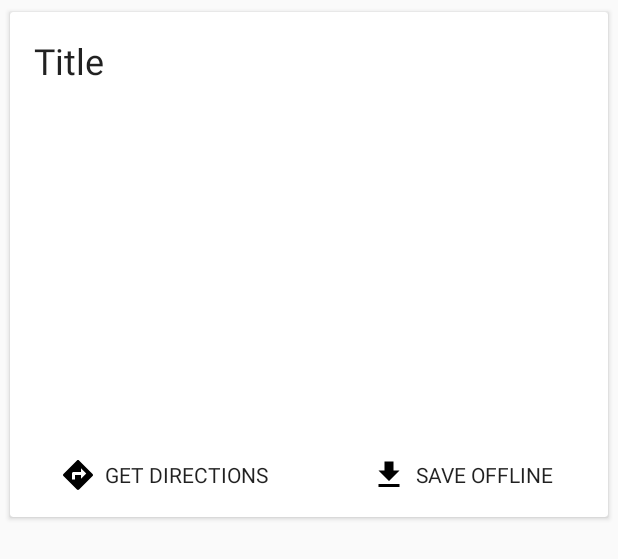
After one commit to TheAndroidMaster/TrailMapper, an Android app: the layout item_map.xml on its own in the app's theme, with its tools: preview values and no code run, on a phone screen of 412 x 824 dp. The commit adds this screen. Shown: the top 559 px of the screen. Run offline under Robolectric (Android 15) with nearby library versions, the phone set to English and light mode, and no system bars.

Commit message:
added items to the explore section

```diff
--- a/app/build.gradle
+++ b/app/build.gradle
@@ -10,6 +10,7 @@ android {
         versionCode 1
         versionName "1.0"
         testInstrumentationRunner "android.support.test.runner.AndroidJUnitRunner"
+        vectorDrawables.useSupportLibrary = true
     }
     buildTypes {
         release {
@@ -24,8 +25,11 @@ dependencies {
     androidTestCompile('com.android.support.test.espresso:espresso-core:2.2.2', {
         exclude group: 'com.android.support', module: 'support-annotations'
     })
+
     compile 'com.android.support:appcompat-v7:25.0.0'
     compile 'com.android.support:design:25.0.0'
+    compile 'com.android.support:cardview-v7:25.0.0'
+
     compile 'com.github.bumptech.glide:glide:3.7.0'
     compile 'com.google.android.gms:play-services-maps:9.8.0'
     compile 'com.jakewharton:butterknife:8.4.0'
--- /dev/null
+++ b/app/src/main/java/james/trailmapper/views/RatioImageView.java
@@ -0,0 +1,29 @@
+package james.trailmapper.views;
+
+import android.content.Context;
+import android.support.v7.widget.AppCompatImageView;
+import android.util.AttributeSet;
+
+public class RatioImageView extends AppCompatImageView {
+
+    public RatioImageView(Context context) {
+        super(context);
+    }
+
+    public RatioImageView(Context context, AttributeSet attrs) {
+        super(context, attrs);
+    }
+
+    public RatioImageView(Context context, AttributeSet attrs, int defStyle) {
+        super(context, attrs, defStyle);
+    }
+
+    @Override
+    protected void onMeasure(int widthMeasureSpec, int heightMeasureSpec) {
+        super.onMeasure(widthMeasureSpec, heightMeasureSpec);
+
+        int height = (int) (getMeasuredWidth() * 0.5625);
+        setMeasuredDimension(getMeasuredWidth(), height);
+    }
+
+}
--- /dev/null
+++ b/app/src/main/res/drawable/ic_directions.xml
@@ -0,0 +1,9 @@
+<vector xmlns:android="http://schemas.android.com/apk/res/android"
+    android:width="24dp"
+    android:height="24dp"
+    android:viewportWidth="24.0"
+    android:viewportHeight="24.0">
+    <path
+        android:fillColor="#FF000000"
+        android:pathData="M21.71,11.29l-9,-9c-0.39,-0.39 -1.02,-0.39 -1.41,0l-9,9c-0.39,0.39 -0.39,1.02 0,1.41l9,9c0.39,0.39 1.02,0.39 1.41,0l9,-9c0.39,-0.38 0.39,-1.01 0,-1.41zM14,14.5V12h-4v3H8v-4c0,-0.55 0.45,-1 1,-1h5V7.5l3.5,3.5 -3.5,3.5z" />
+</vector>
--- /dev/null
+++ b/app/src/main/res/drawable/ic_download.xml
@@ -0,0 +1,9 @@
+<vector xmlns:android="http://schemas.android.com/apk/res/android"
+    android:width="24dp"
+    android:height="24dp"
+    android:viewportWidth="24.0"
+    android:viewportHeight="24.0">
+    <path
+        android:fillColor="#FF000000"
+        android:pathData="M19,9h-4V3H9v6H5l7,7 7,-7zM5,18v2h14v-2H5z" />
+</vector>
--- /dev/null
+++ b/app/src/main/res/layout/item_map.xml
@@ -0,0 +1,100 @@
+<?xml version="1.0" encoding="utf-8"?>
+<FrameLayout xmlns:android="http://schemas.android.com/apk/res/android"
+    xmlns:app="http://schemas.android.com/apk/res-auto"
+    android:layout_width="match_parent"
+    android:layout_height="wrap_content">
+
+    <android.support.v7.widget.CardView
+        android:layout_width="match_parent"
+        android:layout_height="wrap_content"
+        android:layout_margin="4dp"
+        app:cardUseCompatPadding="true">
+
+        <LinearLayout
+            android:layout_width="match_parent"
+            android:layout_height="wrap_content"
+            android:orientation="vertical">
+
+            <TextView
+                android:id="@+id/title"
+                android:layout_width="match_parent"
+                android:layout_height="wrap_content"
+                android:paddingBottom="8dp"
+                android:paddingLeft="16dp"
+                android:paddingRight="16dp"
+                android:paddingTop="16dp"
+                android:text="@string/title"
+                android:textColor="?android:textColorPrimary"
+                android:textSize="24sp" />
+
+            <james.trailmapper.views.RatioImageView
+                android:id="@+id/image"
+                android:layout_width="match_parent"
+                android:layout_height="wrap_content"
+                android:scaleType="centerCrop" />
+
+            <LinearLayout
+                android:layout_width="match_parent"
+                android:layout_height="56dp"
+                android:baselineAligned="false"
+                android:orientation="horizontal">
+
+                <LinearLayout
+                    android:id="@+id/action_directions"
+                    android:layout_width="0dp"
+                    android:layout_height="match_parent"
+                    android:layout_weight="1"
+                    android:background="?attr/selectableItemBackground"
+                    android:gravity="center"
+                    android:orientation="horizontal"
+                    android:padding="4dp">
+
+                    <android.support.v7.widget.AppCompatImageView
+                        android:layout_width="36dp"
+                        android:layout_height="36dp"
+                        android:scaleType="center"
+                        app:srcCompat="@drawable/ic_directions" />
+
+                    <TextView
+                        android:layout_width="wrap_content"
+                        android:layout_height="wrap_content"
+                        android:text="@string/action_get_directions"
+                        android:textAllCaps="true"
+                        android:textColor="?android:textColorPrimary"
+                        android:textSize="14sp" />
+
+                </LinearLayout>
+
+                <LinearLayout
+                    android:id="@+id/action_save"
+                    android:layout_width="0dp"
+                    android:layout_height="match_parent"
+                    android:layout_weight="1"
+                    android:background="?attr/selectableItemBackground"
+                    android:gravity="center"
+                    android:orientation="horizontal"
+                    android:padding="4dp">
+
+                    <android.support.v7.widget.AppCompatImageView
+                        android:layout_width="36dp"
+                        android:layout_height="36dp"
+                        android:scaleType="center"
+                        app:srcCompat="@drawable/ic_download" />
+
+                    <TextView
+                        android:layout_width="wrap_content"
+                        android:layout_height="wrap_content"
+                        android:text="@string/action_save"
+                        android:textAllCaps="true"
+                        android:textColor="?android:textColorPrimary"
+                        android:textSize="14sp" />
+
+                </LinearLayout>
+
+            </LinearLayout>
+
+        </LinearLayout>
+
+    </android.support.v7.widget.CardView>
+
+</FrameLayout>
--- a/app/src/main/res/values/strings.xml
+++ b/app/src/main/res/values/strings.xml
@@ -6,4 +6,8 @@
     <string name="title_activity_maps">Map</string>
     <string name="prompt_click">Click to view…</string>
     <string name="msg_getting_location">Searching for location…</string>
+    <string name="title">Title</string>
+    <string name="action_view">View</string>
+    <string name="action_get_directions">Get Directions</string>
+    <string name="action_save">Save Offline</string>
 </resources>
```
Also changed, not shown: app/src/main/java/james/trailmapper/adapters/MapDataAdapter.java (+63 -3 lines), app/src/main/java/james/trailmapper/fragments/ExploreFragment.java (+26 -2 lines), app/src/main/java/james/trailmapper/utils/MapUtils.java (added, +11 -0 lines), app/src/main/java/james/trailmapper/utils/PositionComparator.java (added, +22 -0 lines), app/src/main/res/drawable/ic_place.xml (added, +9 -0 lines), app/src/main/res/layout/fragment_explore.xml (added, +11 -0 lines).
